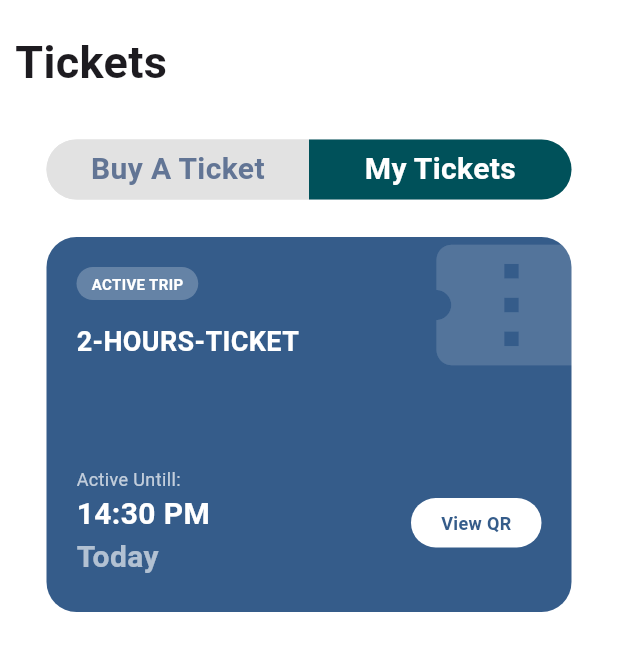
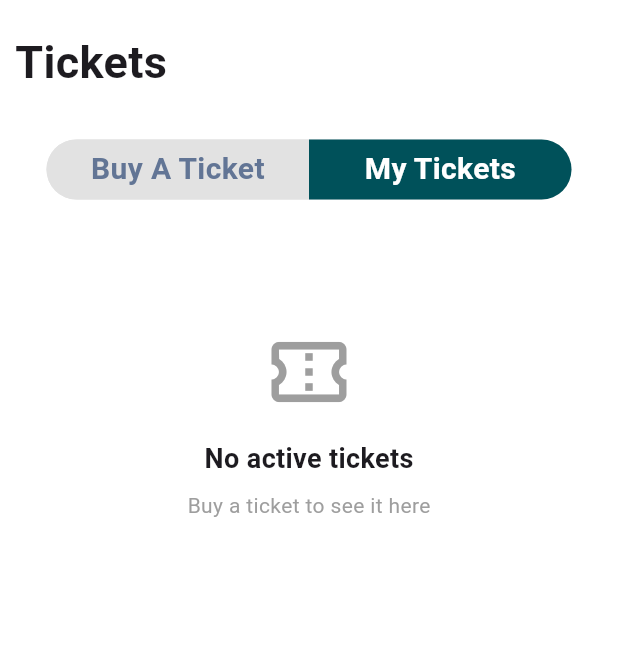
Before and after one commit to m7mad-3baid/Rihla-Metro-Application, a Flutter app: the Tickets screen opened directly, after a tap on "My Tickets", on a phone screen of 412 x 824 dp. Shown: the top 651 px of the screen. Run offline on Flutter 3.47's test engine with Material 3 defaults, Android fonts, the phone set to English and light mode, and no system bars; our stand-ins replace flutter_map, latlong2, shared_preferences, video_player; accounts and stored records are empty.

Commit message:
adding functionality to the tickets and wallet screens top up button is functional and the amount u enter is added to the balance in the database in ur user row functional buy ticket button that displays the types of tickets and when u buy it deduct from the balance in the database directly functioning show balance tied to each user by user id and displayed from the database adding a server side discount on the tickets prices for security and aplying it on the students purchases prepared the backend for the recent activities and wired it with the wallet transactions table all what left is the front end created a database tables : wallet_transactions, user tickets each one has 6 columns adding funtionality to the purchased tickets its now stored in the database with its id and user id and buy + expire date adding functionality to the my tickets screen no w it displays the real user purchased tickets instead of hardcoded statick ones each ticket my tickets screen shows real data from the database with real names and expiration dates and times the my ticket can now show more than one ticket users now are allowed to buy multiple tickets and all of them will appear on the my tickets screen orderd by the latest one on the to (descanding)

```diff
--- a/lib/screens/Tickets.dart
+++ b/lib/screens/Tickets.dart
@@ -1,5 +1,6 @@
 import 'package:flutter/material.dart';
 import 'package:rihla_4_0/screens/wallet.dart';
+import 'package:rihla_4_0/services/api_services.dart';
 import 'package:rihla_4_0/widgets/BottomBar.dart';
 import 'package:shared_preferences/shared_preferences.dart';
 
@@ -15,13 +16,14 @@ class _TicketsState extends State<Tickets> {
   // Toggle state: true shows Buy Tickets, false shows My Tickets
   bool isBuySelected = true;
   // Toggles QR code visibility in the active trip card
-  bool showQR = false;
+  Set<int> visibleQR = {};
   bool isStudent = false;
 
   @override
   void initState() {
     super.initState();
     loadStudentStatus();
+    loadUserId();
   }
 
   Future<void> loadStudentStatus() async {
@@ -29,6 +31,27 @@ class _TicketsState extends State<Tickets> {
     setState(() {
       isStudent = prefs.getBool("is_student") ?? false;
     });
+  }
+
+  int? userId;
+  List<dynamic> myTickets = [];
+
+  Future<void> loadTickets() async {
+    if (userId == null) return;
+    final result = await ApiService.getMyTickets(userId!);
+    if (result['success'] == true) {
+      setState(() {
+        myTickets = result["data"];
+      });
+    }
+  }
+
+  Future<void> loadUserId() async {
+    final prefs = await SharedPreferences.getInstance();
+    setState(() {
+      userId = prefs.getInt("user_id");
+    });
+    await loadTickets();
   }
 
   @override
@@ -108,6 +131,7 @@ class _TicketsState extends State<Tickets> {
                           setState(() {
                             isBuySelected = false;
                           });
+                          loadTickets();
                         },
                         child: Container(
                           decoration: BoxDecoration(
@@ -142,7 +166,7 @@ class _TicketsState extends State<Tickets> {
 
               // Buy Tickets View
               if (isBuySelected) ...[
-                // Card 1: 2-Hour standard ticket (Most Popular)
+                // Card 1: 2-Hour standard ticket
                 Container(
                   height: 375,
                   width: 350,
@@ -288,7 +312,7 @@ class _TicketsState extends State<Tickets> {
 
                 SizedBox(height: 20),
 
-                // Card 2: 3-Day pass ticket
+                // Card 2: 7-Day pass ticket
                 Container(
                   height: 375,
                   width: 350,
@@ -325,7 +349,7 @@ class _TicketsState extends State<Tickets> {
                           children: [
                             const SizedBox(height: 18),
                             const Text(
-                              "3 DAYS PASS",
+                              "7 DAYS PASS",
                               style: TextStyle(
                                 fontSize: 24,
                                 fontWeight: FontWeight.bold,
@@ -333,7 +357,7 @@ class _TicketsState extends State<Tickets> {
                             ),
                             const SizedBox(height: 6),
                             const Text(
-                              "700 SDG",
+                              "2000 SDG",
                               style: TextStyle(
                                 fontSize: 32,
                                 fontWeight: FontWeight.bold,
@@ -342,7 +366,7 @@ class _TicketsState extends State<Tickets> {
                             ),
                             const SizedBox(height: 14),
                             const Text(
-                              "Unlimited rides on all 3 metro lines for 3-DAYS after activation.",
+                              "Unlimited rides on all 3 metro lines for 7-DAYS after activation.",
                               style: TextStyle(
                                 color: Colors.black54,
                                 fontSize: 14,
@@ -566,11 +590,49 @@ class _TicketsState extends State<Tickets> {
                 SizedBox(height: 25),
                 SizedBox(height: 25),
               ] else ...[
-                // My Tickets View: Active trip card with animated QR code
-                AnimatedContainer(
+                if (myTickets.isEmpty)
+                  // Empty state: nothing purchased yet
+                  Padding(
+                    padding: const EdgeInsets.symmetric(vertical: 60),
+                    child: Column(
+                      children: [
+                        Icon(
+                          Icons.confirmation_num_outlined,
+                          size: 60,
+                          color: Colors.grey,
+                        ),
+                        const SizedBox(height: 15),
+                        const Text(
+                          "No active tickets",
+                          style: TextStyle(
+                            fontSize: 18,
+                            fontWeight: FontWeight.bold,
+                          ),
+                        ),
+                        const SizedBox(height: 8),
+                        const Text(
+                          "Buy a ticket to see it here",
+                          style: TextStyle(color: Colors.grey),
+                        ),
+                      ],
+                    ),
+                  )
+                else
+                  // One card per active ticket, most recent first (already sorted by the backend)
+                  Column(
+                    children: myTickets.map((ticket) {
+                      final int ticketId = ticket['id'];
+                      final bool isQRVisible = visibleQR.contains(ticketId);
+                      final DateTime expiresAt = DateTime.parse(
+                        ticket['expires_at'],
+                      );
+
+                      return Padding(
+                        padding: const EdgeInsets.only(bottom: 15),
+                        child: AnimatedContainer(
                           duration: Duration(milliseconds: 350),
                           curve: Curves.easeInOut,
-                  height: showQR ? 470 : 250,
+                          height: isQRVisible ? 470 : 250,
                           width: 350,
                           decoration: BoxDecoration(
                             color: Color(0xFF355C8A),
@@ -578,7 +640,6 @@ class _TicketsState extends State<Tickets> {
                           ),
                           child: Stack(
                             children: [
-                      // Decorative background ticket icon
                               Positioned(
                                 right: -20,
                                 top: -15,
@@ -596,9 +657,9 @@ class _TicketsState extends State<Tickets> {
                                 child: SingleChildScrollView(
                                   physics: const NeverScrollableScrollPhysics(),
                                   child: Column(
-                            crossAxisAlignment: CrossAxisAlignment.start,
+                                    crossAxisAlignment:
+                                        CrossAxisAlignment.start,
                                     children: [
-                              // Active trip badge
                                       Container(
                                         padding: EdgeInsets.symmetric(
                                           horizontal: 10,
@@ -606,7 +667,9 @@ class _TicketsState extends State<Tickets> {
                                         ),
                                         decoration: BoxDecoration(
                                           color: Colors.white24,
-                                  borderRadius: BorderRadius.circular(20),
+                                          borderRadius: BorderRadius.circular(
+                                            20,
+                                          ),
                                         ),
                                         child: Text(
                                           "ACTIVE TRIP",
@@ -619,22 +682,23 @@ class _TicketsState extends State<Tickets> {
                                       ),
                                       SizedBox(height: 15),
                                       Text(
-                                "2-HOURS-TICKET",
+                                        ticket['ticket_name'],
                                         style: TextStyle(
                                           color: Colors.white,
                                           fontSize: 18,
                                           fontWeight: FontWeight.bold,
                                         ),
                                       ),
-                              // Animated QR code section
                                       AnimatedContainer(
                                         duration: Duration(milliseconds: 330),
                                         curve: Curves.easeInOut,
-                                height: showQR ? 180 : 0,
+                                        height: isQRVisible ? 180 : 0,
                                         child: Center(
                                           child: AnimatedSwitcher(
-                                    duration: Duration(milliseconds: 300),
-                                    child: showQR
+                                            duration: Duration(
+                                              milliseconds: 300,
+                                            ),
+                                            child: isQRVisible
                                                 ? Icon(
                                                     Icons.qr_code_2_sharp,
                                                     size: 170,
@@ -642,12 +706,13 @@ class _TicketsState extends State<Tickets> {
                                                     opticalSize: 170,
                                                     color: Colors.white,
                                                   )
-                                        : SizedBox(key: ValueKey(false)),
+                                                : SizedBox(
+                                                    key: ValueKey(false),
                                                   ),
                                           ),
                                         ),
-                              SizedBox(height: showQR ? 70 : 70),
-                              // Expiry info and QR toggle
+                                      ),
+                                      SizedBox(height: 70),
                                       Row(
                                         mainAxisAlignment:
                                             MainAxisAlignment.spaceBetween,
@@ -664,33 +729,23 @@ class _TicketsState extends State<Tickets> {
                                                 ),
                                               ),
                                               Text(
-                                        "14:30 PM ",
+                                                "${expiresAt.day}/${expiresAt.month}/${expiresAt.year}  ${TimeOfDay.fromDateTime(expiresAt).format(context)}",
                                                 style: TextStyle(
                                                   color: Colors.white,
-                                          fontSize: 20,
-                                          fontWeight: FontWeight.bold,
-                                        ),
-                                      ),
-                                      Text(
-                                        "Today ",
-                                        style: TextStyle(
-                                          color: const Color.fromARGB(
-                                            158,
-                                            255,
-                                            255,
-                                            255,
-                                          ),
-                                          fontSize: 20,
+                                                  fontSize: 18,
                                                   fontWeight: FontWeight.bold,
                                                 ),
                                               ),
                                             ],
                                           ),
-                                  // QR toggle button
                                           GestureDetector(
                                             onTap: () {
                                               setState(() {
-                                        showQR = !showQR;
+                                                if (isQRVisible) {
+                                                  visibleQR.remove(ticketId);
+                                                } else {
+                                                  visibleQR.add(ticketId);
+                                                }
                                               });
                                             },
                                             child: Container(
@@ -700,10 +755,13 @@ class _TicketsState extends State<Tickets> {
                                               ),
                                               decoration: BoxDecoration(
                                                 color: Colors.white,
-                                        borderRadius: BorderRadius.circular(20),
+                                                borderRadius:
+                                                    BorderRadius.circular(20),
                                               ),
                                               child: Text(
-                                        showQR ? "Hide QR" : "View QR",
+                                                isQRVisible
+                                                    ? "Hide QR"
+                                                    : "View QR",
                                                 style: TextStyle(
                                                   color: Color(0xFF355C8A),
                                                   fontWeight: FontWeight.bold,
@@ -721,6 +779,9 @@ class _TicketsState extends State<Tickets> {
                             ],
                           ),
                         ),
+                      );
+                    }).toList(),
+                  ),
                 SizedBox(height: 25),
               ],
             ],
```
Also changed, not shown: SQL table codes.txt (+26 -1 lines), lib/screens/wallet.dart (+55 -24 lines), lib/services/api_services.dart (+40 -20 lines), lib/services/session_services.dart (+3 -5 lines). Lines whose indentation alone changed are shown as unchanged.
